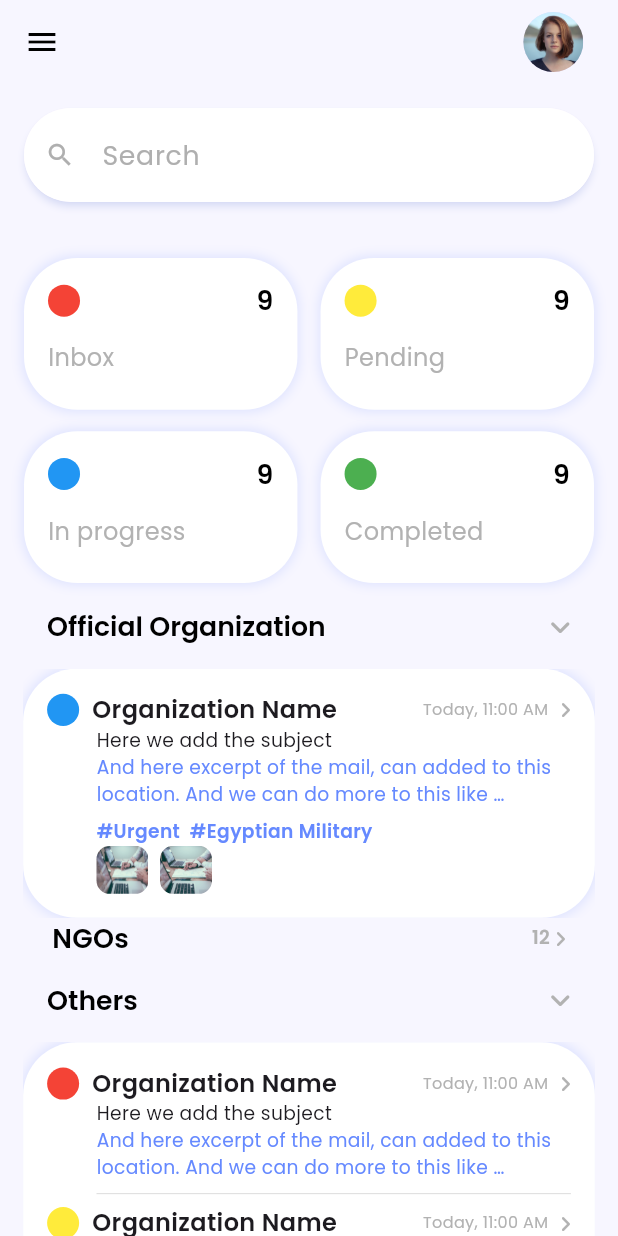
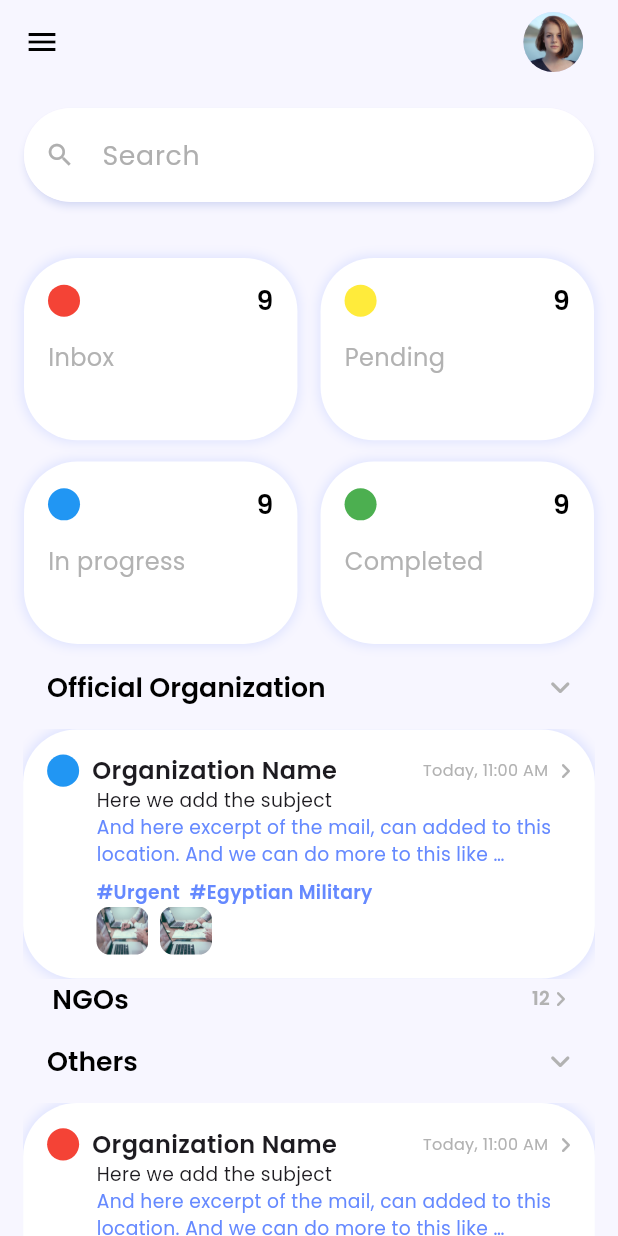
Before and after one commit to yaraAlBadrsawi/pal_mail_project, a Flutter app: the screen it shows after launch, tab 2 chosen, after a tap on "SIGN UP", on a phone screen of 412 x 824 dp. Run offline on Flutter 3.47's test engine with Material 2 defaults, Android fonts, the light colour scheme and no system bars; our stand-ins replace flutter_screenutil, font_awesome_flutter, google_fonts.

Commit message:
Second change

```diff
--- a/lib/screens/auth.dart
+++ b/lib/screens/auth.dart
@@ -78,7 +78,7 @@ class _AuthScreenState extends State<AuthScreen> with TickerProviderStateMixin {
                 ),
                 Padding(
                   padding: const EdgeInsets.only(
-                      top: 130, right: 30, left: 30, bottom: 0),
+                      top: 170, right: 30, left: 30, bottom: 0),
                   child: Container(
                     height: _tabController.index == 1 ? 609.h : 620.h,
                     width: 367.w,
--- a/lib/screens/home.dart
+++ b/lib/screens/home.dart
@@ -115,7 +115,7 @@ class _HomeScreenState extends State<HomeScreen> {
             child: GridView.builder(
               shrinkWrap: true,
               gridDelegate: SliverGridDelegateWithFixedCrossAxisCount(
-                  childAspectRatio: 1.8,
+                  childAspectRatio: 1.5,
                   crossAxisCount: 2,
                   mainAxisSpacing: 16.h,
                   crossAxisSpacing: 16.w),
--- a/lib/screens/splash.dart
+++ b/lib/screens/splash.dart
@@ -7,7 +7,7 @@ import 'auth.dart';
 
 class SplachScreen extends StatefulWidget {
   const SplachScreen({Key? key}) : super(key: key);
-  static const id = 'SplachScreen';
+  static const String id = 'SplachScreen';
 
   @override
   State<SplachScreen> createState() => _SplachScreenState();
@@ -47,7 +47,7 @@ class _SplachScreenState extends State<SplachScreen> {
               ),
             ),
             SizedBox(
-              height: 27.h,
+              height: 30.h,
             ),
             Center(
                 child: Text(
```
